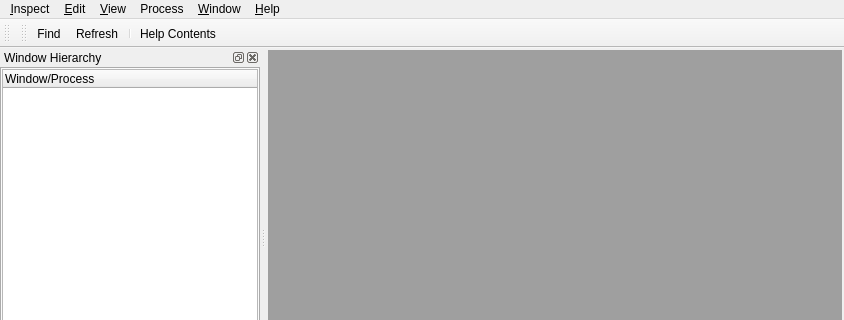
Before: the Qt Designer form src/forms/MainWindow.ui in WindowDetective/WindowDetective, drawn with Qt 5; both pictures show x 0 to 844 and y 0 to 320 of the 844 by 664 pixel window.
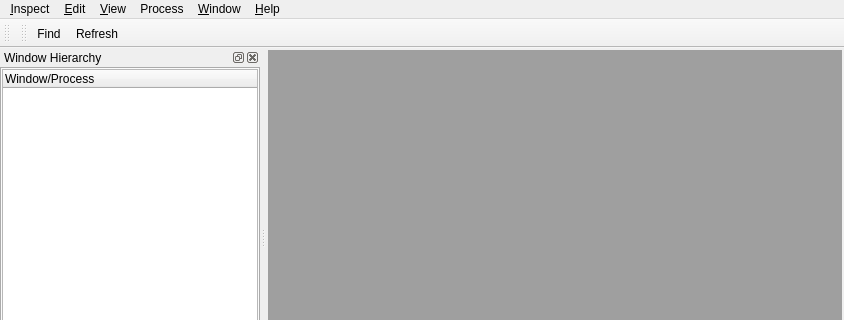
After: the same form once the commit is applied. Icons and pictures are not drawn. Custom widgets are drawn as their Qt base class.

The edit to the form file:
```diff
--- a/src/forms/MainWindow.ui
+++ b/src/forms/MainWindow.ui
@@ -225,8 +225,6 @@
    </attribute>
    <addaction name="actnFind"/>
    <addaction name="actnRefresh"/>
-   <addaction name="separator"/>
-   <addaction name="actnHelp"/>
   </widget>
   <widget class="QDockWidget" name="statusDock">
    <property name="whatsThis">
```
